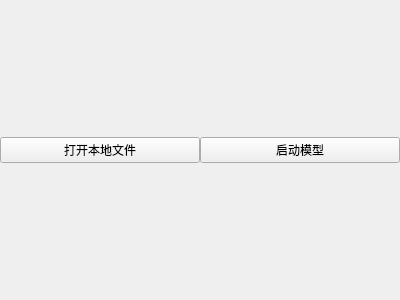
First picture: the form in assets/ui/sub_video_buttons.ui, repository chordfish-k/MicroDoc_test, before the edit.
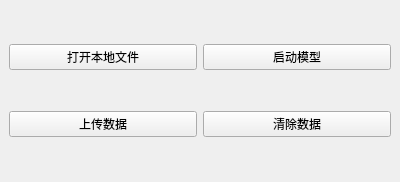
Second picture: the form after the edit.

Commit message: feat: 实现上传捕获数据

```diff
--- a/assets/ui/sub_video_buttons.ui
+++ b/assets/ui/sub_video_buttons.ui
@@ -7,7 +7,7 @@
     <x>0</x>
     <y>0</y>
     <width>400</width>
-    <height>300</height>
+    <height>182</height>
    </rect>
   </property>
   <property name="windowTitle">
@@ -34,22 +34,9 @@
      <property name="styleSheet">
       <string notr="true"/>
      </property>
-     <layout class="QHBoxLayout" name="subVideoBtnBgLayout" stretch="1,1">
-      <property name="spacing">
-       <number>0</number>
-      </property>
-      <property name="leftMargin">
-       <number>0</number>
-      </property>
-      <property name="topMargin">
-       <number>0</number>
-      </property>
-      <property name="rightMargin">
-       <number>0</number>
-      </property>
-      <property name="bottomMargin">
-       <number>0</number>
-      </property>
+     <layout class="QVBoxLayout" name="verticalLayout">
+      <item>
+       <layout class="QHBoxLayout" name="horizontalLayout_2">
       <item>
        <widget class="QPushButton" name="svBtnFile">
         <property name="text">
@@ -63,6 +50,26 @@
          <string>启动模型</string>
         </property>
        </widget>
+        </item>
+       </layout>
+      </item>
+      <item>
+       <layout class="QHBoxLayout" name="horizontalLayout_3">
+        <item>
+         <widget class="QPushButton" name="svBtnUpload">
+          <property name="text">
+           <string>上传数据</string>
+          </property>
+         </widget>
+        </item>
+        <item>
+         <widget class="QPushButton" name="svBtnClear">
+          <property name="text">
+           <string>清除数据</string>
+          </property>
+         </widget>
+        </item>
+       </layout>
       </item>
      </layout>
     </widget>
```
Lines whose indentation alone changed are shown as unchanged. The commit also changes 16 other files.
